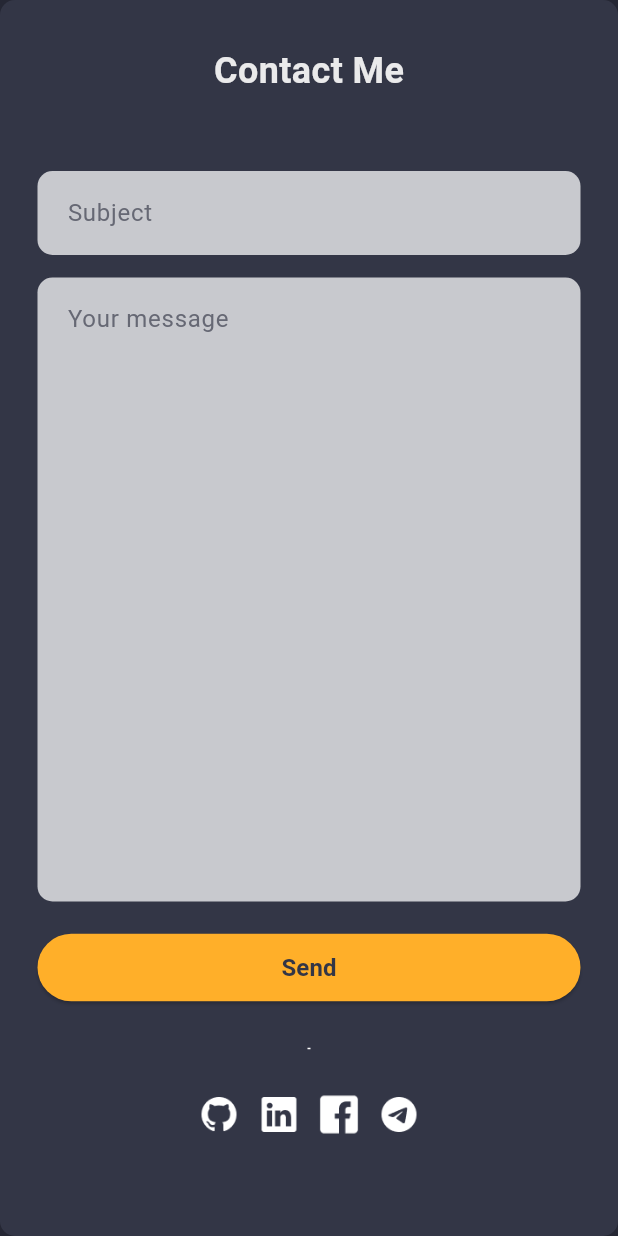
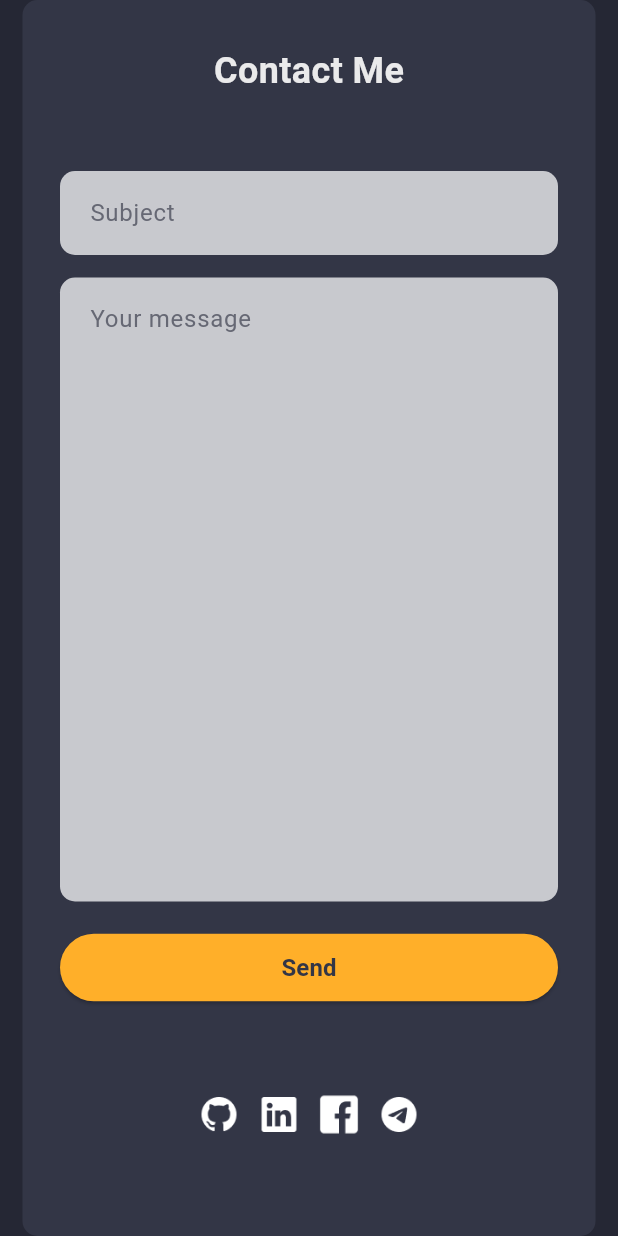
Before and after one commit to MohammadAssaf10/my_portfolio, a Flutter app: the WebContact widget shown alone on an empty page, opened directly, on a phone screen of 412 x 824 dp. Run offline on Flutter 3.47's test engine with Material 3 defaults, Android fonts, the phone set to English and light mode, and no system bars; our stand-ins replace auto_size_text, flutter_svg, fluttertoast, go_router.

```diff
--- a/lib/ui/web/web_contact.dart
+++ b/lib/ui/web/web_contact.dart
@@ -25,6 +25,7 @@ class _WebContactState extends State<WebContact> {
       constraints: const BoxConstraints(
         maxWidth: 700,
       ),
+      margin: const EdgeInsets.symmetric(horizontal: 15),
       padding: const EdgeInsets.fromLTRB(25, 30, 25, 30),
       decoration: BoxDecoration(
           color: Theme.of(context).colorScheme.primary,
```
